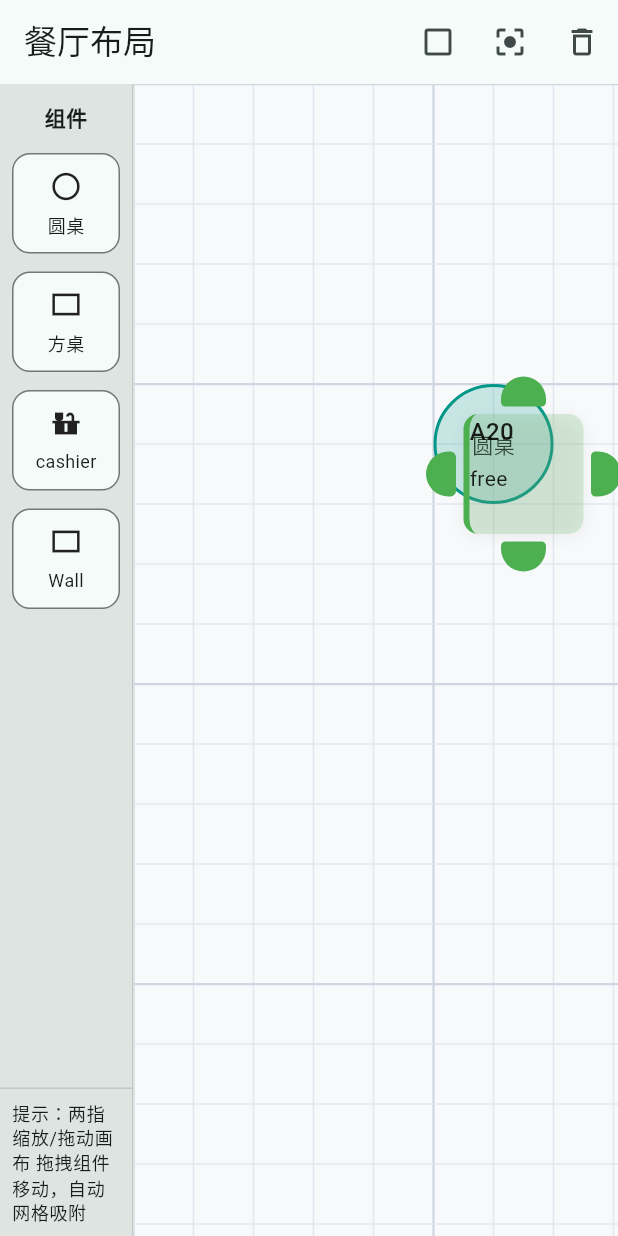
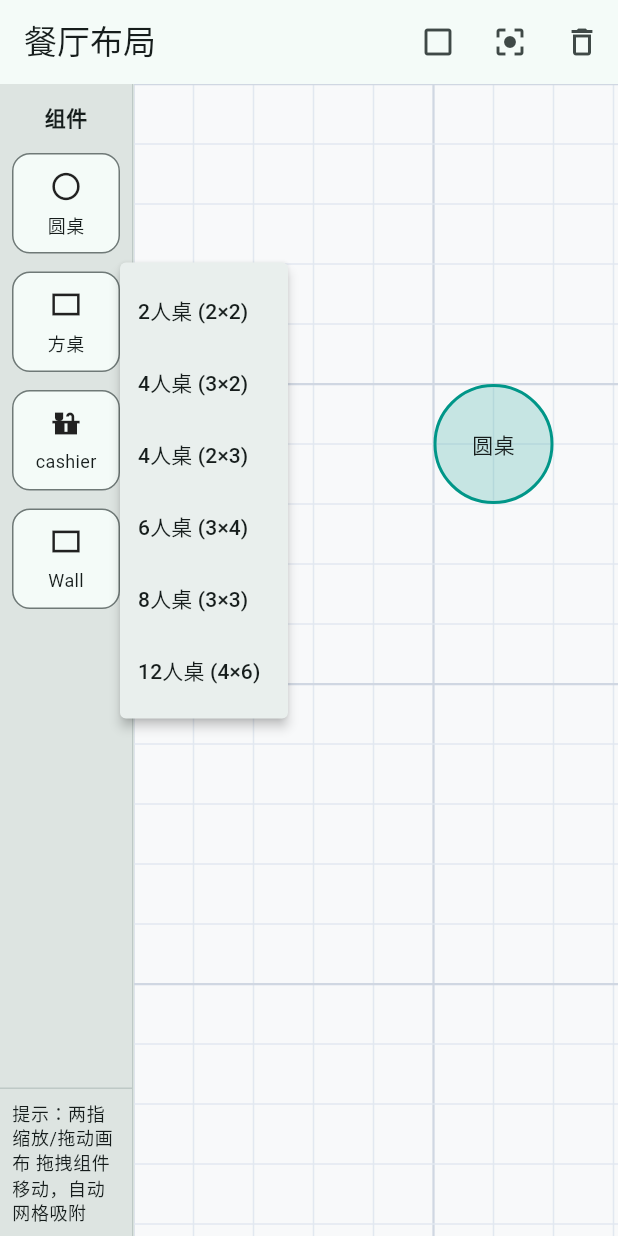
Before and after one commit to hupochuanYoung/dinning-table-flex-layout, a Flutter app: the screen it shows after launch, after a tap on "圆桌", after a tap on "方桌", on a phone screen of 412 x 824 dp. Run offline on Flutter 3.47's test engine with Material 3 defaults, Android fonts, the phone set to English and light mode, and no system bars.

Commit message:
minor update

```diff
--- a/lib/main.dart
+++ b/lib/main.dart
@@ -127,7 +127,7 @@ class _LayoutHomePageState extends State<LayoutHomePage> {
     return Offset(sx, sy);
   }
 
-  void _addShape(ShapeType type) {
+  void _addShape(ShapeType type, {int? capacity, Size? customSize, List<int>? distribution}) {
     final id = 's${DateTime.now().microsecondsSinceEpoch}';
     final base = const Offset(200, 200);
     final Size sz;
@@ -137,18 +137,18 @@ class _LayoutHomePageState extends State<LayoutHomePage> {
         sz = const Size(grid * 2, grid * 2);
         break;
       case ShapeType.tableRect:
-        sz = const Size(grid * 2, grid * 2);
+        sz = customSize ?? const Size(grid * 2, grid * 2);
         // loop status , choose random
         final status = TableStatus.values[math.Random().nextInt(TableStatus.values.length)];
-        final capacity = 4;
-        final distribution = [1, 1, 1, 1];
+        final tableCapacity = capacity ?? 2;
+        final tableDistribution = distribution ?? [0, 1, 0, 1];
 
         table = Table(
           id: id,
           name: "A${math.Random().nextInt(100)}",
           status: status,
-          capacity: capacity,
-          distribution: distribution,
+          capacity: tableCapacity,
+          distribution: tableDistribution,
         );
         break;
       case ShapeType.chair:
@@ -249,6 +249,73 @@ class _LayoutHomePageState extends State<LayoutHomePage> {
         ),
       );
     });
+  }
+
+  void _showTableSizeMenu(BuildContext context, Offset globalPosition) async {
+    final RenderBox overlay = Overlay.of(context).context.findRenderObject() as RenderBox;
+    final result = await showMenu<Map<String, dynamic>>(
+      context: context,
+      position: RelativeRect.fromRect(globalPosition & const Size(40, 40), Offset.zero & overlay.size),
+      items: [
+        PopupMenuItem<Map<String, dynamic>>(
+          value: {
+            'capacity': 2,
+            'size': Size(grid * 2, grid * 2),
+            'distribution': [0, 1, 0, 1],
+          },
+          child: Text('2人桌 (2×2)'),
+        ),
+        PopupMenuItem<Map<String, dynamic>>(
+          value: {
+            'capacity': 4,
+            'size': Size(grid * 3, grid * 2),
+            'distribution': [0, 2, 0, 2],
+          },
+          child: Text('4人桌 (3×2)'),
+        ),
+        PopupMenuItem<Map<String, dynamic>>(
+          value: {
+            'capacity': 4,
+            'size': Size(grid * 2, grid * 3),
+            'distribution': [2, 0, 2, 0],
+          },
+          child: Text('4人桌 (2×3)'),
+        ),
+        PopupMenuItem<Map<String, dynamic>>(
+          value: {
+            'capacity': 6,
+            'size': Size(grid * 2, grid * 4),
+            'distribution': [2, 1, 2, 1],
+          },
+          child: Text('6人桌 (3×4)'),
+        ),
+        PopupMenuItem<Map<String, dynamic>>(
+          value: {
+            'capacity': 8,
+            'size': Size(grid * 4, grid * 2),
+            'distribution': [1, 3, 1, 3],
+          },
+          child: Text('8人桌 (3×3)'),
+        ),
+        PopupMenuItem<Map<String, dynamic>>(
+          value: {
+            'capacity': 12,
+            'size': Size(grid * 3, grid * 6),
+            'distribution': [4, 2, 4, 2],
+          },
+          child: Text('12人桌 (4×6)'),
+        ),
+      ],
+    );
+
+    if (result != null) {
+      _addShape(
+        ShapeType.tableRect,
+        capacity: result['capacity'] as int,
+        customSize: result['size'] as Size,
+        distribution: result['distribution'] as List<int>,
+      );
+    }
   }
 
   void _resetView() {
@@ -422,7 +489,18 @@ class _LayoutHomePageState extends State<LayoutHomePage> {
           const Text('组件', style: TextStyle(fontWeight: FontWeight.bold)),
           const SizedBox(height: 8),
           _ToolButton(label: '圆桌', icon: Icons.circle_outlined, onTap: () => _addShape(ShapeType.tableRound)),
-          _ToolButton(label: '方桌', icon: Icons.rectangle_outlined, onTap: () => _addShape(ShapeType.tableRect)),
+          Builder(
+            builder:
+                (ctx) => _ToolButton(
+                  label: '方桌',
+                  icon: Icons.rectangle_outlined,
+                  onTap: () {
+                    final RenderBox box = ctx.findRenderObject() as RenderBox;
+                    final position = box.localToGlobal(Offset.zero);
+                    _showTableSizeMenu(context, position + Offset(box.size.width, 0));
+                  },
+                ),
+          ),
           // _ToolButton(label: '椅子', icon: Icons.chair_outlined, onTap: () => _addShape(ShapeType.chair)),
           _ToolButton(label: 'cashier', icon: Icons.countertops, onTap: () => _addShape(ShapeType.cashier)),
           _ToolButton(label: 'Wall', icon: Icons.rectangle_outlined, onTap: () => _addShape(ShapeType.wall)),
```
